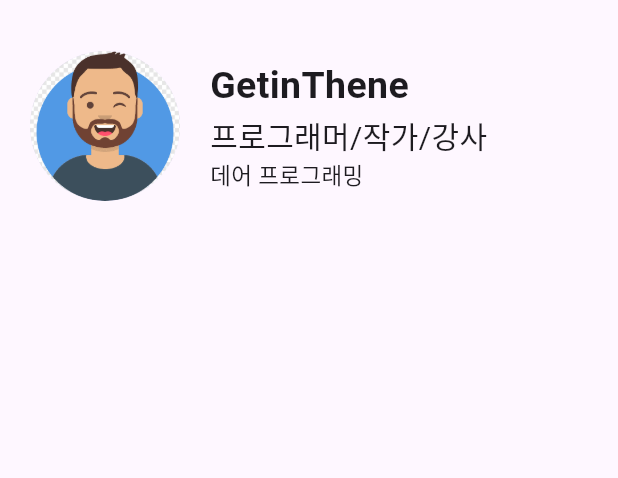
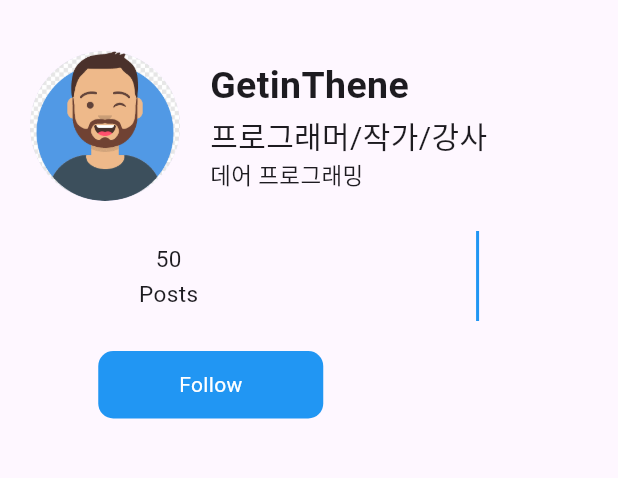
Before and after one commit to LifeIsOne/Flutter-profile, a Flutter app: the screen it shows after launch, on a phone screen of 412 x 824 dp, the part 63-541 px from its top. Run offline on Flutter 3.47's test engine with Material 3 defaults, Android fonts, the phone set to English and light mode, and no system bars.

Commit message:
profile info

```diff
--- a/lib/components/profile_buttons.dart
+++ b/lib/components/profile_buttons.dart
@@ -1,4 +1,4 @@
-import 'package:flutter/cupertino.dart';
+import 'package:flutter/material.dart';
 
 class ProfileButtons extends StatelessWidget {
   const ProfileButtons({super.key});
@@ -15,7 +15,24 @@ class ProfileButtons extends StatelessWidget {
   }
 
   Widget _buildFollowButton() {
-    return SizedBox();
+    return InkWell(
+      onTap: () {
+        print("Follow 버튼 클릭됨");
+      },
+      child: Container(
+        alignment: Alignment.center,
+        width: 150,
+        height: 45,
+        child: Text(
+          "Follow",
+          style: TextStyle(color: Colors.white),
+        ),
+        decoration: BoxDecoration(
+          color: Colors.blue,
+          borderRadius: BorderRadius.circular(10),
+        ),
+      ),
+    );
   }
 
   Widget _buildMessageButton() {
--- a/lib/components/profile_count_info.dart
+++ b/lib/components/profile_count_info.dart
@@ -1,4 +1,4 @@
-import 'package:flutter/cupertino.dart';
+import 'package:flutter/material.dart';
 
 class ProfileCountInfo extends StatelessWidget {
   const ProfileCountInfo({super.key});
@@ -8,17 +8,35 @@ class ProfileCountInfo extends StatelessWidget {
     return Row(
       mainAxisAlignment: MainAxisAlignment.spaceAround, // Row에 자식의 간격조정
       children: [
-        _buildInfo("50","Posts"),
+        _buildInfo("50", "Posts"),
         _bulidLine(),
       ],
     );
   }
 
   Widget _buildInfo(String count, String title) {
-    return SizedBox();
+    return Column(
+      children: [
+        Text(
+          count,
+          style: TextStyle(fontSize: 15),
+        ),
+        SizedBox(
+          height: 2,
+        ),
+        Text(
+          title,
+          style: TextStyle(fontSize: 15),
+        ),
+      ],
+    );
   }
 
   Widget _bulidLine() {
-    return SizedBox();
+    return Container(
+      width: 2,
+      height: 60,
+      color: Colors.blue,
+    );
   }
 }
```
